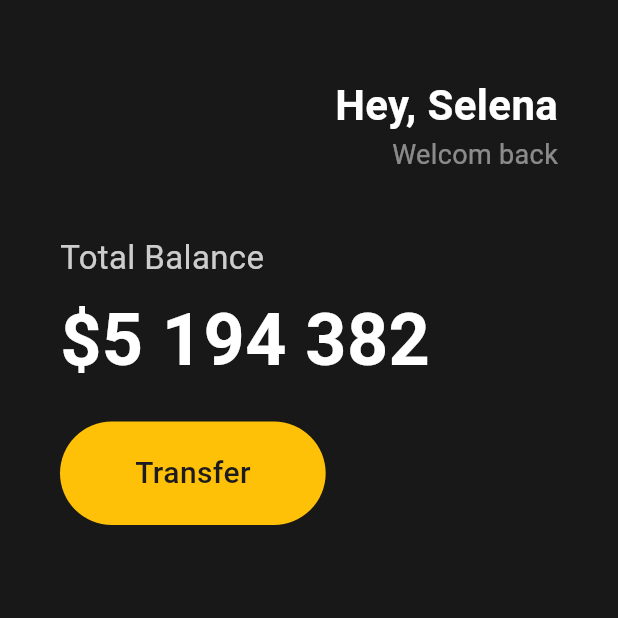
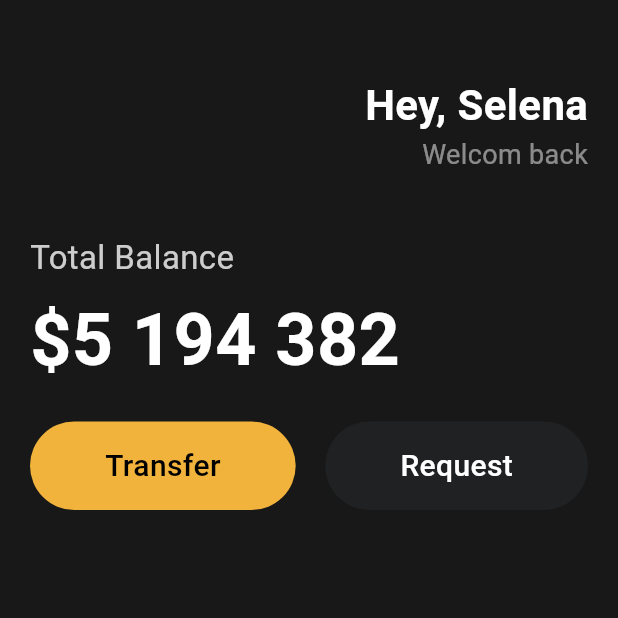
Before and after one commit to no-intel/flutter-toonflix, a Flutter app: the screen it shows after launch, on a phone screen of 412 x 824 dp, the top half of it. Run offline on Flutter 3.47's test engine with Material 3 defaults, Android fonts, the phone set to English and light mode, and no system bars.

Commit message:
위젯 추출

```diff
--- a/lib/main.dart
+++ b/lib/main.dart
@@ -1,4 +1,5 @@
 import 'package:flutter/material.dart';
+import 'package:toonflix/widgets/button.dart';
 
 void main() {
   runApp(App());
@@ -11,7 +12,7 @@ class App extends StatelessWidget {
       home: Scaffold(
         backgroundColor: Color(0xFF181818),
         body: Padding(
-          padding: EdgeInsets.symmetric(horizontal: 40),
+          padding: EdgeInsets.symmetric(horizontal: 20),
           child: Column(
             crossAxisAlignment: CrossAxisAlignment.start,
             children: [
@@ -60,25 +61,17 @@ class App extends StatelessWidget {
               ),
               SizedBox(height: 20),
               Row(
+                mainAxisAlignment: MainAxisAlignment.spaceBetween,
                 children: [
-                  Container(
-                    decoration: BoxDecoration(
-                      color: Colors.amber,
-                      borderRadius: BorderRadius.circular(40),
-                    ),
-                    child: Padding(
-                      padding: EdgeInsets.symmetric(
-                        vertical: 20,
-                        horizontal: 50,
-                      ),
-                      child: Text(
-                        "Transfer",
-                        style: TextStyle(
-                          fontSize: 20,
-                          fontWeight: FontWeight.w500,
-                        ),
-                      ),
-                    ),
+                  Button(
+                    text: "Transfer",
+                    bgColor: Color(0xFFF1B33B),
+                    textColor: Colors.black,
+                  ),
+                  Button(
+                    text: "Request",
+                    bgColor: Color(0xFF1F2123),
+                    textColor: Colors.white,
                   ),
                 ],
               ),
--- /dev/null
+++ b/lib/widgets/button.dart
@@ -0,0 +1,35 @@
+import 'package:flutter/cupertino.dart';
+
+class Button extends StatelessWidget {
+  final String text;
+  final Color bgColor;
+  final Color textColor;
+
+  const Button({
+    super.key,
+    required this.text,
+    required this.bgColor,
+    required this.textColor,
+  });
+
+  @override
+  Widget build(BuildContext context) {
+    return Container(
+      decoration: BoxDecoration(
+        color: bgColor,
+        borderRadius: BorderRadius.circular(40),
+      ),
+      child: Padding(
+        padding: EdgeInsets.symmetric(vertical: 15, horizontal: 50),
+        child: Text(
+          text,
+          style: TextStyle(
+            fontSize: 20,
+            fontWeight: FontWeight.w500,
+            color: textColor,
+          ),
+        ),
+      ),
+    );
+  }
+}
```
Also changed, not shown: 1 other file.
